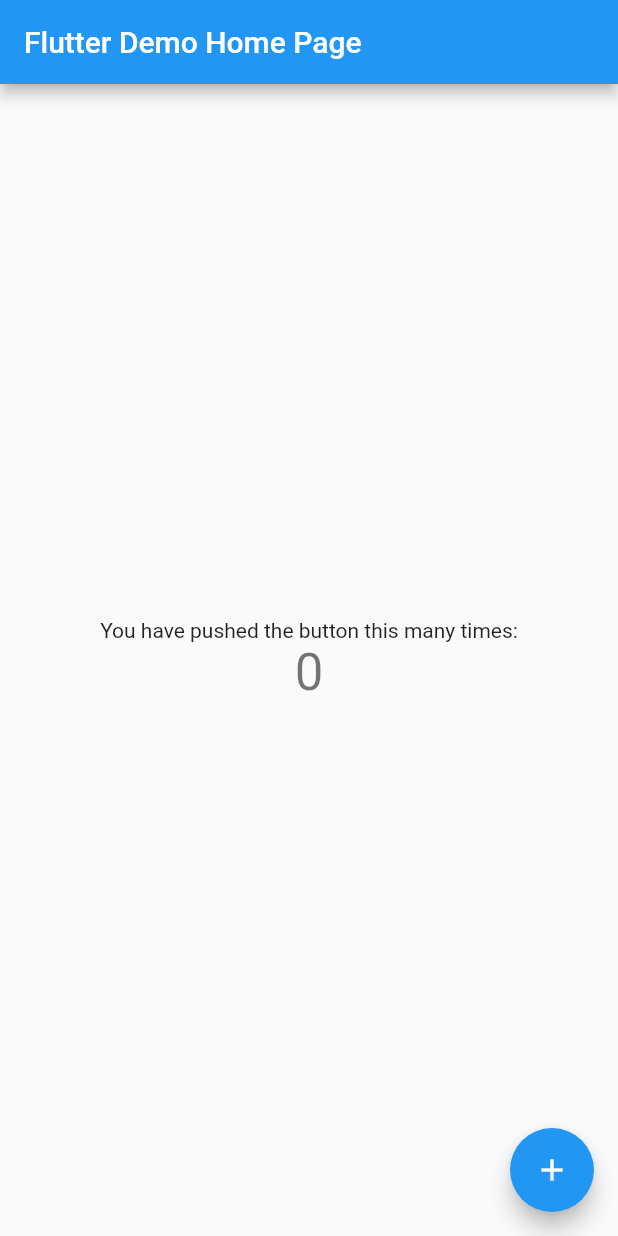
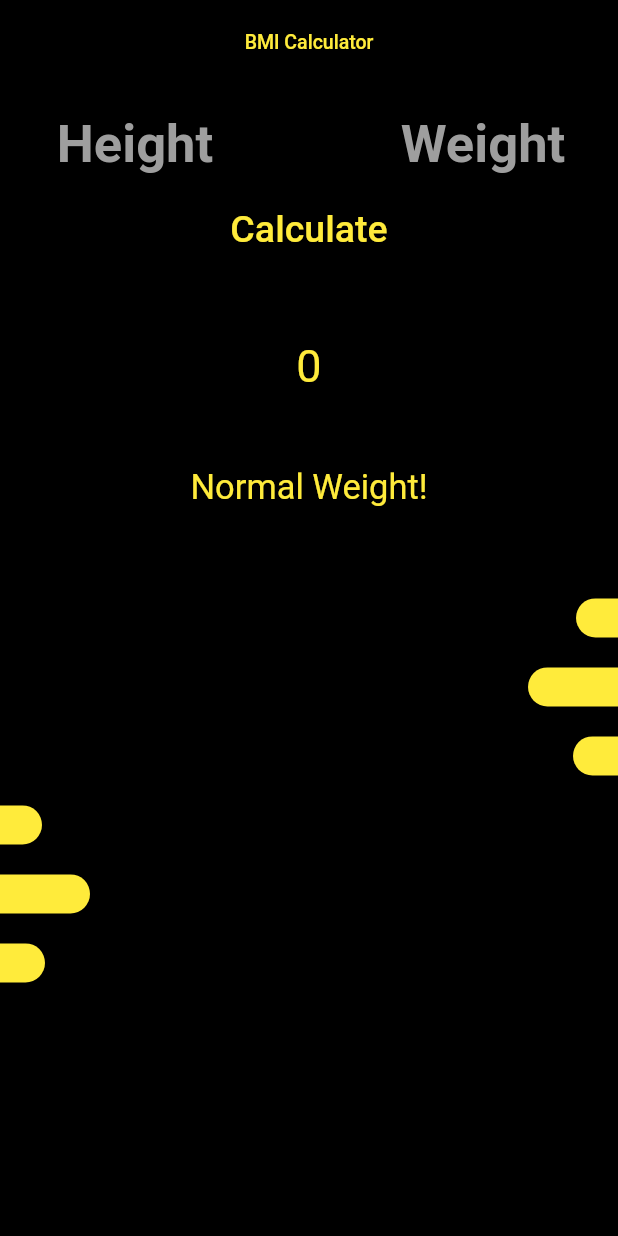
Before and after one commit to arvan903/new_bmi_calc, a Flutter app: the screen it shows after launch, on a phone screen of 412 x 824 dp. Run offline on Flutter 3.47's test engine with Material 2 defaults, Android fonts, the light colour scheme and no system bars.

Commit message:
UI designed completely

```diff
--- a/lib/main.dart
+++ b/lib/main.dart
@@ -7,109 +7,186 @@
 class MyApp extends StatelessWidget {
   const MyApp({Key? key}) : super(key: key);
 
-  // This widget is the root of your application.
   @override
   Widget build(BuildContext context) {
-    return MaterialApp(
-      title: 'Flutter Demo',
-      theme: ThemeData(
-        // This is the theme of your application.
-        //
-        // Try running your application with "flutter run". You'll see the
-        // application has a blue toolbar. Then, without quitting the app, try
-        // changing the primarySwatch below to Colors.green and then invoke
-        // "hot reload" (press "r" in the console where you ran "flutter run",
-        // or simply save your changes to "hot reload" in a Flutter IDE).
-        // Notice that the counter didn't reset back to zero; the application
-        // is not restarted.
-        primarySwatch: Colors.blue,
-      ),
-      home: const MyHomePage(title: 'Flutter Demo Home Page'),
+    return const MaterialApp(
+      debugShowCheckedModeBanner: false,
+      home: MyHomePage(),
     );
   }
 }
 
-class MyHomePage extends StatefulWidget {
-  const MyHomePage({Key? key, required this.title}) : super(key: key);
-
-  // This widget is the home page of your application. It is stateful, meaning
-  // that it has a State object (defined below) that contains fields that affect
-  // how it looks.
-
-  // This class is the configuration for the state. It holds the values (in this
-  // case the title) provided by the parent (in this case the App widget) and
-  // used by the build method of the State. Fields in a Widget subclass are
-  // always marked "final".
-
-  final String title;
-
-  @override
-  State<MyHomePage> createState() => _MyHomePageState();
-}
-
-class _MyHomePageState extends State<MyHomePage> {
-  int _counter = 0;
-
-  void _incrementCounter() {
-    setState(() {
-      // This call to setState tells the Flutter framework that something has
-      // changed in this State, which causes it to rerun the build method below
-      // so that the display can reflect the updated values. If we changed
-      // _counter without calling setState(), then the build method would not be
-      // called again, and so nothing would appear to happen.
-      _counter++;
-    });
-  }
+class MyHomePage extends StatelessWidget {
+  const MyHomePage({Key? key}) : super(key: key);
 
   @override
   Widget build(BuildContext context) {
-    // This method is rerun every time setState is called, for instance as done
-    // by the _incrementCounter method above.
-    //
-    // The Flutter framework has been optimized to make rerunning build methods
-    // fast, so that you can just rebuild anything that needs updating rather
-    // than having to individually change instances of widgets.
     return Scaffold(
+      backgroundColor: Colors.black,
       appBar: AppBar(
-        // Here we take the value from the MyHomePage object that was created by
-        // the App.build method, and use it to set our appbar title.
-        title: Text(widget.title),
+        title: const Text(
+          'BMI Calculator',
+          style: TextStyle(color: Colors.yellow, fontSize: 13.0),
+        ),
+        centerTitle: true,
+        backgroundColor: Colors.black,
       ),
-      body: Center(
-        // Center is a layout widget. It takes a single child and positions it
-        // in the middle of the parent.
-        child: Column(
-          // Column is also a layout widget. It takes a list of children and
-          // arranges them vertically. By default, it sizes itself to fit its
-          // children horizontally, and tries to be as tall as its parent.
-          //
-          // Invoke "debug painting" (press "p" in the console, choose the
-          // "Toggle Debug Paint" action from the Flutter Inspector in Android
-          // Studio, or the "Toggle Debug Paint" command in Visual Studio Code)
-          // to see the wireframe for each widget.
-          //
-          // Column has various properties to control how it sizes itself and
-          // how it positions its children. Here we use mainAxisAlignment to
-          // center the children vertically; the main axis here is the vertical
-          // axis because Columns are vertical (the cross axis would be
-          // horizontal).
-          mainAxisAlignment: MainAxisAlignment.center,
-          children: <Widget>[
-            const Text(
-              'You have pushed the button this many times:',
+      body: Column(
+        children: [
+          const SizedBox(
+            height: 15.0,
+          ),
+          Flexible(
+            child: Padding(
+              padding: const EdgeInsets.only(left: 35.0, right: 35.0),
+              child: Row(
+                mainAxisAlignment: MainAxisAlignment.spaceBetween,
+                children: [
+                  Container(
+                    color: Colors.black,
+                    height: 90.0,
+                    width: 110.0,
+                    child: const TextField(
+                      textAlign: TextAlign.center,
+                      style: TextStyle(color: Colors.yellow, fontSize: 35.0),
+                      decoration: InputDecoration(
+                          border: InputBorder.none,
+                          hintText: 'Height',
+                          hintStyle: TextStyle(
+                              color: Colors.grey,
+                              fontWeight: FontWeight.bold,
+                              fontSize: 35.0)),
+                    ),
+                  ),
+                  Container(
+                    color: Colors.black,
+                    height: 90.0,
+                    width: 110.0,
+                    child: const TextField(
+                      textAlign: TextAlign.center,
+                      style: TextStyle(
+                        color: Colors.yellow,
+                        fontSize: 35.0,
+                      ),
+                      decoration: InputDecoration(
+                          border: InputBorder.none,
+                          hintText: 'Weight',
+                          hintStyle: TextStyle(
+                              fontSize: 35,
+                              color: Colors.grey,
+                              fontWeight: FontWeight.bold)),
+                    ),
+                  ),
+                ],
+              ),
             ),
-            Text(
-              '$_counter',
-              style: Theme.of(context).textTheme.headline4,
+          ),
+          Flexible(
+            child: ElevatedButton(
+              style: ElevatedButton.styleFrom(primary: Colors.black),
+              onPressed: () {},
+              child: const Text(
+                'Calculate',
+                style: TextStyle(
+                  color: Colors.yellow,
+                  fontSize: 25,
+                ),
+              ),
+            ),
+          ),
+          const Flexible(
+            child: SizedBox(
+              height: 50.0,
+            ),
+          ),
+          const Flexible(
+            child: Text(
+              '0',
+              style: TextStyle(color: Colors.yellow, fontSize: 30.0),
+            ),
+          ),
+          const Flexible(
+            child: SizedBox(
+              height: 50.0,
+            ),
+          ),
+          const Flexible(
+            child: Text(
+              'Normal Weight!',
+              style: TextStyle(fontSize: 23, color: Colors.yellow),
+            ),
+          ),
+          const Flexible(
+            child: SizedBox(
+              height: 50.0,
+            ),
+          ),
+          const RightBar(barwidth: 28.0),
+          const RightBar(barwidth: 60.0),
+          const RightBar(barwidth: 30.0),
+          const LeftBar(barwidth: 28.0),
+          const LeftBar(barwidth: 60.0),
+          const LeftBar(barwidth: 30.0),
+        ],
+      ),
+    );
+  }
+}
+
+class RightBar extends StatelessWidget {
+  final double barwidth;
+  const RightBar({Key? key, required this.barwidth}) : super(key: key);
+
+  @override
+  Widget build(BuildContext context) {
+    return Flexible(
+      child: Padding(
+        padding: const EdgeInsets.only(top: 10, bottom: 10),
+        child: Row(
+          mainAxisAlignment: MainAxisAlignment.end,
+          children: [
+            Container(
+              height: 26,
+              width: barwidth,
+              decoration: const BoxDecoration(
+                borderRadius: BorderRadius.only(
+                    topLeft: Radius.circular(20.0),
+                    bottomLeft: Radius.circular(20)),
+                color: Colors.yellow,
+              ),
             ),
           ],
         ),
       ),
-      floatingActionButton: FloatingActionButton(
-        onPressed: _incrementCounter,
-        tooltip: 'Increment',
-        child: const Icon(Icons.add),
-      ), // This trailing comma makes auto-formatting nicer for build methods.
     );
   }
 }
+
+class LeftBar extends StatelessWidget {
+  final double barwidth;
+  const LeftBar({Key? key, required this.barwidth}) : super(key: key);
+
+  @override
+  Widget build(BuildContext context) {
+    return Flexible(
+      child: Padding(
+        padding: const EdgeInsets.only(top: 10, bottom: 10),
+        child: Row(
+          mainAxisAlignment: MainAxisAlignment.start,
+          children: [
+            Container(
+              height: 26,
+              width: barwidth,
+              decoration: const BoxDecoration(
+                borderRadius: BorderRadius.only(
+                    topRight: Radius.circular(20.0),
+                    bottomRight: Radius.circular(20)),
+                color: Colors.yellow,
+              ),
+            )
+          ],
+        ),
+      ),
+    );
+  }
+}
```
